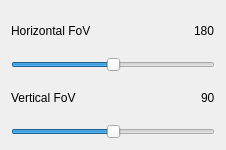
Old version of the form src/widgets/SphericalCameraParameterWidget.ui in the repository tkadauke/raytracer.
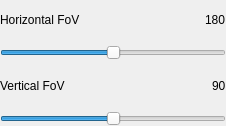
New version of the form.

Commit message: Improved UI of sidebar in SceneBrowser

```diff
--- a/src/widgets/SphericalCameraParameterWidget.ui
+++ b/src/widgets/SphericalCameraParameterWidget.ui
@@ -7,13 +7,16 @@
     <x>0</x>
     <y>0</y>
     <width>226</width>
-    <height>150</height>
+    <height>126</height>
    </rect>
   </property>
   <property name="windowTitle">
    <string>Form</string>
   </property>
   <layout class="QVBoxLayout" name="verticalLayout_3">
+   <property name="margin">
+    <number>0</number>
+   </property>
    <item>
     <layout class="QVBoxLayout" name="verticalLayout">
      <item>
```
The commit also changes 6 other files.
